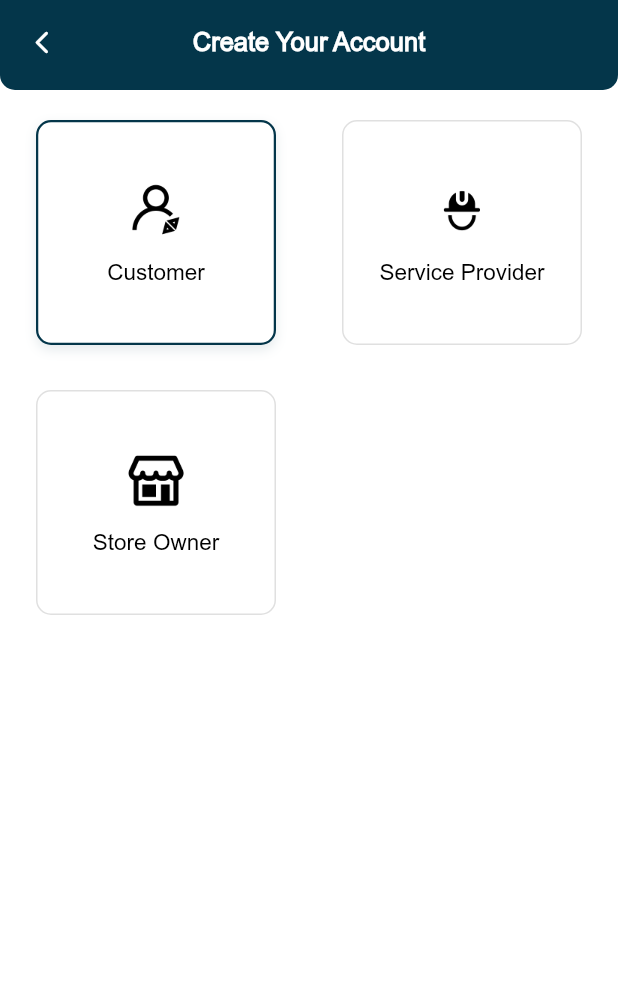
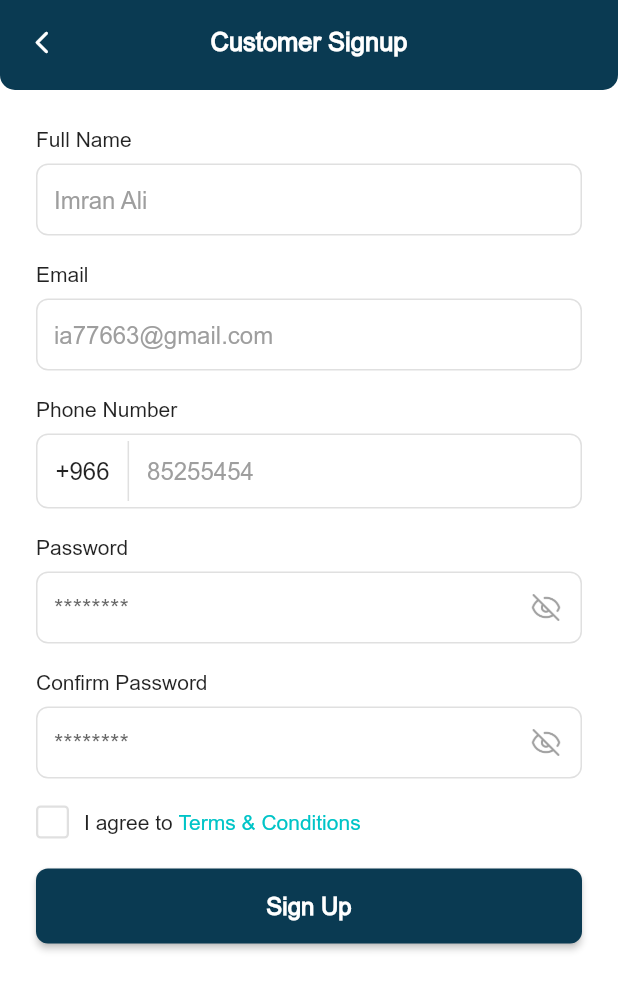
Before and after one commit to Ammara-Akbar/isma_ni, a Flutter app: the ChooseAccountScreen screen opened directly, after a tap on "Customer", on a phone screen of 412 x 824 dp. Shown: the top 990 px of the screen. Run offline on Flutter 3.47's test engine with Material 3 defaults, Android fonts, the phone set to English and light mode, and no system bars; our stand-ins replace flutter_screenutil, shared_preferences; accounts and stored records are empty.

Commit message:
customer signup screen

```diff
--- a/isma_ni/lib/screens/auth_screens/account_screen.dart
+++ b/isma_ni/lib/screens/auth_screens/account_screen.dart
@@ -1,4 +1,7 @@
 import 'package:flutter/material.dart';
+import 'package:isma_ni/screens/auth_screens/customer_signup_screen.dart';
+import 'package:isma_ni/screens/auth_screens/verify_number_screen.dart';
+import 'package:isma_ni/utils/colors.dart';
 
 class ChooseAccountScreen extends StatefulWidget {
   const ChooseAccountScreen({super.key});
@@ -10,18 +13,20 @@ class ChooseAccountScreen extends StatefulWidget {
 class _ChooseAccountScreenState extends State<ChooseAccountScreen> {
   String? selectedRole;
 
-  final Color primaryColor = const Color(0xFF04364A);
-
+  final Color primaryColor = AppColors.primaryColor;
   Widget _buildRoleCard({
     required String title,
     required String icon,
+    required VoidCallback onTap, // ✅ Added required onTap parameter
   }) {
     final bool isSelected = selectedRole == title;
+
     return GestureDetector(
       onTap: () {
         setState(() {
           selectedRole = title;
         });
+        onTap(); // ✅ Trigger custom onTap action
       },
       child: Container(
         width: 160,
@@ -68,7 +73,15 @@ class _ChooseAccountScreenState extends State<ChooseAccountScreen> {
 
   @override
   Widget build(BuildContext context) {
-    return Scaffold(
+    return WillPopScope(
+      onWillPop: () async {
+        Navigator.pushReplacement(
+          context,
+          MaterialPageRoute(builder: (_) => VerifyNumberScreen()),
+        );
+        return false;
+      },
+      child: Scaffold(
         backgroundColor: Colors.white,
         appBar: PreferredSize(
           preferredSize: const Size.fromHeight(60),
@@ -90,9 +103,18 @@ class _ChooseAccountScreenState extends State<ChooseAccountScreen> {
                 ),
               ),
               leading: IconButton(
-              icon: const Icon(Icons.arrow_back_ios_new_rounded,
-                  color: Colors.white,size: 18,),
-              onPressed: () => Navigator.pop(context),
+                icon: const Icon(
+                  Icons.arrow_back_ios_new_rounded,
+                  color: Colors.white,
+                  size: 18,
+                ),
+                onPressed: () {
+                  Navigator.pushReplacement(
+                    context,
+                    MaterialPageRoute(
+                        builder: (context) => const VerifyNumberScreen()),
+                  );
+                },
               ),
             ),
           ),
@@ -106,10 +128,18 @@ class _ChooseAccountScreenState extends State<ChooseAccountScreen> {
                 mainAxisAlignment: MainAxisAlignment.spaceBetween,
                 children: [
                   _buildRoleCard(
+                    onTap: () {
+                      Navigator.pushReplacement(
+                        context,
+                        MaterialPageRoute(
+                            builder: (_) => CustomerSignupScreen()),
+                      );
+                    },
                     title: "Customer",
                     icon: "assets/images/customer.png",
                   ),
                   _buildRoleCard(
+                    onTap: () {},
                     title: "Service Provider",
                     icon: "assets/images/serviceP.png",
                   ),
@@ -122,6 +152,7 @@ class _ChooseAccountScreenState extends State<ChooseAccountScreen> {
                 mainAxisAlignment: MainAxisAlignment.start,
                 children: [
                   _buildRoleCard(
+                    onTap: () {},
                     title: "Store Owner",
                     icon: "assets/images/store.png",
                   ),
@@ -130,6 +161,7 @@ class _ChooseAccountScreenState extends State<ChooseAccountScreen> {
             ],
           ),
         ),
+      ),
     );
   }
 }
--- /dev/null
+++ b/isma_ni/lib/screens/auth_screens/customer_signup_screen.dart
@@ -0,0 +1,363 @@
+import 'package:flutter/material.dart';
+import 'package:isma_ni/screens/auth_screens/account_screen.dart';
+import 'package:isma_ni/utils/colors.dart';
+
+class CustomerSignupScreen extends StatefulWidget {
+  const CustomerSignupScreen({super.key});
+
+  @override
+  State<CustomerSignupScreen> createState() => _CustomerSignupScreenState();
+}
+
+class _CustomerSignupScreenState extends State<CustomerSignupScreen> {
+  final _fullNameController = TextEditingController();
+  final _emailController = TextEditingController();
+  final _phoneController = TextEditingController();
+  final _passwordController = TextEditingController();
+  final _confirmPasswordController = TextEditingController();
+
+  bool _isPasswordVisible = false;
+  bool _isConfirmPasswordVisible = false;
+  bool _agreeTerms = false;
+
+  @override
+  Widget build(BuildContext context) {
+    return WillPopScope(
+      onWillPop: () async {
+        Navigator.pushReplacement(
+          context,
+          MaterialPageRoute(builder: (_) => ChooseAccountScreen()),
+        );
+        return false;
+      },
+      child: Scaffold(
+        backgroundColor: Colors.white,
+        appBar: PreferredSize(
+          preferredSize: const Size.fromHeight(60),
+          child: ClipRRect(
+            borderRadius: const BorderRadius.only(
+              bottomLeft: Radius.circular(10),
+              bottomRight: Radius.circular(10),
+            ),
+            child: AppBar(
+              backgroundColor: AppColors.primaryColor,
+              elevation: 0,
+              centerTitle: true,
+              title: const Text(
+                "Customer Signup",
+                style: TextStyle(
+                  color: Colors.white,
+                  fontSize: 17,
+                  fontWeight: FontWeight.w600,
+                ),
+              ),
+              leading: IconButton(
+                icon: const Icon(
+                  Icons.arrow_back_ios_new_rounded,
+                  color: Colors.white,
+                  size: 18,
+                ),
+                onPressed: () {
+                  Navigator.pushReplacement(
+                    context,
+                    MaterialPageRoute(
+                        builder: (context) => const ChooseAccountScreen()),
+                  );
+                },
+              ),
+            ),
+          ),
+        ),
+        body: Padding(
+          padding: const EdgeInsets.symmetric(horizontal: 24, vertical: 25),
+          child: SingleChildScrollView(
+            child: Column(
+              crossAxisAlignment: CrossAxisAlignment.start,
+              children: [
+                // 🔹 Full Name
+                const Text(
+                  "Full Name",
+                  style: TextStyle(fontSize: 14, fontWeight: FontWeight.w500),
+                ),
+                const SizedBox(height: 8),
+                TextField(
+                  controller: _fullNameController,
+                  decoration: InputDecoration(
+                    hintText: "Imran Ali",
+                    hintStyle: const TextStyle(color: Colors.grey),
+                    border: OutlineInputBorder(
+                      borderRadius: BorderRadius.circular(8),
+                      borderSide: BorderSide(color: AppColors.myGreyClr),
+                    ),
+                    enabledBorder: OutlineInputBorder(
+                      borderRadius: BorderRadius.circular(8),
+                      borderSide: BorderSide(color: AppColors.myGreyClr),
+                    ),
+                    focusedBorder: OutlineInputBorder(
+                      borderRadius: BorderRadius.circular(8),
+                      borderSide: BorderSide(color: AppColors.myGreyClr),
+                    ),
+                    contentPadding: const EdgeInsets.symmetric(
+                        horizontal: 12, vertical: 14),
+                  ),
+                ),
+
+                const SizedBox(height: 18),
+
+                // 🔹 Email
+                const Text(
+                  "Email",
+                  style: TextStyle(fontSize: 14, fontWeight: FontWeight.w500),
+                ),
+                const SizedBox(height: 8),
+                TextField(
+                  controller: _emailController,
+                  keyboardType: TextInputType.emailAddress,
+                  decoration: InputDecoration(
+                    hintText: "ia77663@gmail.com",
+                    hintStyle: const TextStyle(color: Colors.grey),
+                    border: OutlineInputBorder(
+                      borderRadius: BorderRadius.circular(8),
+                      borderSide: BorderSide(color: AppColors.myGreyClr),
+                    ),
+                    enabledBorder: OutlineInputBorder(
+                      borderRadius: BorderRadius.circular(8),
+                      borderSide: BorderSide(color: AppColors.myGreyClr),
+                    ),
+                    focusedBorder: OutlineInputBorder(
+                      borderRadius: BorderRadius.circular(8),
+                      borderSide: BorderSide(color: AppColors.myGreyClr),
+                    ),
+                    contentPadding: const EdgeInsets.symmetric(
+                        horizontal: 12, vertical: 14),
+                  ),
+                ),
+
+                const SizedBox(height: 18),
+
+                // 🔹 Phone Number
+                const Text(
+                  "Phone Number",
+                  style: TextStyle(fontSize: 14, fontWeight: FontWeight.w500),
+                ),
+                const SizedBox(height: 8),
+                Container(
+                  decoration: BoxDecoration(
+                    borderRadius: BorderRadius.circular(8),
+                    border: Border.all(color: AppColors.myGreyClr),
+                  ),
+                  child: Row(
+                    children: [
+                      Container(
+                        padding: const EdgeInsets.symmetric(horizontal: 12),
+                        child: const Text(
+                          "+966",
+                          style: TextStyle(
+                            fontSize: 16,
+                            color: Colors.black87,
+                          ),
+                        ),
+                      ),
+                      Container(
+                          width: 1, height: 40, color: AppColors.myGreyClr),
+                      Expanded(
+                        child: TextField(
+                          controller: _phoneController,
+                          keyboardType: TextInputType.phone,
+                          cursorColor: AppColors.primaryColor,
+                          decoration: const InputDecoration(
+                            hintText: "85255454",
+                            hintStyle: TextStyle(color: Colors.grey),
+                            border: InputBorder.none,
+                            contentPadding: EdgeInsets.symmetric(
+                                horizontal: 12, vertical: 14),
+                          ),
+                        ),
+                      ),
+                    ],
+                  ),
+                ),
+
+                const SizedBox(height: 18),
+
+                // 🔹 Password
+                const Text(
+                  "Password",
+                  style: TextStyle(fontSize: 14, fontWeight: FontWeight.w500),
+                ),
+                const SizedBox(height: 8),
+                TextField(
+                  controller: _passwordController,
+                  obscureText: !_isPasswordVisible,
+                  cursorColor: AppColors.primaryColor,
+                  decoration: InputDecoration(
+                    hintText: "********",
+                    suffixIcon: IconButton(
+                      icon: Image.asset(
+                        _isPasswordVisible
+                            ? 'assets/images/eye.png'
+                            : 'assets/images/eye.png',
+                        width: 22,
+                        height: 22,
+                        color: Colors.grey,
+                      ),
+                      onPressed: () {
+                        setState(() {
+                          _isPasswordVisible = !_isPasswordVisible;
+                        });
+                      },
+                    ),
+                    border: OutlineInputBorder(
+                      borderRadius: BorderRadius.circular(8),
+                      borderSide: BorderSide(color: AppColors.myGreyClr),
+                    ),
+                    enabledBorder: OutlineInputBorder(
+                      borderRadius: BorderRadius.circular(8),
+                      borderSide: BorderSide(color: AppColors.myGreyClr),
+                    ),
+                    focusedBorder: OutlineInputBorder(
+                      borderRadius: BorderRadius.circular(8),
+                      borderSide: BorderSide(color: AppColors.myGreyClr),
+                    ),
+                    contentPadding: const EdgeInsets.symmetric(
+                        horizontal: 12, vertical: 14),
+                  ),
+                ),
+
+                const SizedBox(height: 18),
+
+                // 🔹 Confirm Password
+                const Text(
+                  "Confirm Password",
+                  style: TextStyle(fontSize: 14, fontWeight: FontWeight.w500),
+                ),
+                const SizedBox(height: 8),
+                TextField(
+                  controller: _confirmPasswordController,
+                  obscureText: !_isConfirmPasswordVisible,
+                  cursorColor: AppColors.primaryColor,
+                  decoration: InputDecoration(
+                    hintText: "********",
+                    suffixIcon: IconButton(
+                      icon: Image.asset(
+                        _isConfirmPasswordVisible
+                            ? 'assets/images/eye.png'
+                            : 'assets/images/eye.png',
+                        width: 22,
+                        height: 22,
+                        color: Colors.grey,
+                      ),
+                      onPressed: () {
+                        setState(() {
+                          _isConfirmPasswordVisible =
+                              !_isConfirmPasswordVisible;
+                        });
+                      },
+                    ),
+                    border: OutlineInputBorder(
+                      borderRadius: BorderRadius.circular(8),
+                      borderSide: BorderSide(color: AppColors.myGreyClr),
+                    ),
+                    enabledBorder: OutlineInputBorder(
+                      borderRadius: BorderRadius.circular(8),
+                      borderSide: BorderSide(color: AppColors.myGreyClr),
+                    ),
+                    focusedBorder: OutlineInputBorder(
+                      borderRadius: BorderRadius.circular(8),
+                      borderSide: BorderSide(color: AppColors.myGreyClr),
+                    ),
+                    contentPadding: const EdgeInsets.symmetric(
+                        horizontal: 12, vertical: 14),
+                  ),
+                ),
+
+                const SizedBox(height: 18),
+
+                // 🔹 Terms and Conditions
+                Row(
+                  children: [
+                    GestureDetector(
+                      onTap: () {
+                        setState(() {
+                          _agreeTerms = !_agreeTerms;
+                        });
+                      },
+                      child: Container(
+                        width: 22,
+                        height: 22,
+                        decoration: BoxDecoration(
+                          borderRadius: BorderRadius.circular(3),
+                          border: Border.all(
+                            color: _agreeTerms
+                                ? AppColors.primaryColor
+                                : Colors.grey.shade300,
+                            width: 1.5,
+                          ),
+                          color: _agreeTerms
+                              ? AppColors.primaryColor
+                              : Colors.white,
+                        ),
+                        child: _agreeTerms
+                            ? const Icon(
+                                Icons.check,
+                                color: Colors.white,
+                                size: 16,
+                              )
+                            : null,
+                      ),
+                    ),
+                    const SizedBox(width: 10),
+                    const Text(
+                      "I agree to ",
+                      style: TextStyle(fontSize: 14, color: Colors.black87),
+                    ),
+                    GestureDetector(
+                      onTap: () {
+                        // TODO: Navigate to terms page
+                      },
+                      child: const Text(
+                        "Terms & Conditions",
+                        style: TextStyle(
+                          color: AppColors.cyanClr,
+                          fontSize: 14,
+                          fontWeight: FontWeight.w500,
+                        ),
+                      ),
+                    ),
+                  ],
+                ),
+
+                const SizedBox(height: 20),
+
+                // 🔹 Sign Up Button
+                SizedBox(
+                  width: double.infinity,
+                  height: 50,
+                  child: ElevatedButton(
+                    style: ElevatedButton.styleFrom(
+                      backgroundColor: AppColors.primaryColor,
+                      shape: RoundedRectangleBorder(
+                        borderRadius: BorderRadius.circular(8),
+                      ),
+                    ),
+                    onPressed: () {
+                      // TODO: Add Signup logic
+                    },
+                    child: const Text(
+                      "Sign Up",
+                      style: TextStyle(
+                        fontSize: 16,
+                        fontWeight: FontWeight.w600,
+                        color: Colors.white,
+                      ),
+                    ),
+                  ),
+                ),
+              ],
+            ),
+          ),
+        ),
+      ),
+    );
+  }
+}
--- a/isma_ni/lib/screens/auth_screens/login_screen.dart
+++ b/isma_ni/lib/screens/auth_screens/login_screen.dart
@@ -70,7 +70,7 @@ class _LoginScreenState extends State<LoginScreen> {
                   translate("phone_number"),
                   style: const TextStyle(
                     fontSize: 14,
-                    fontWeight: FontWeight.w600,
+                    fontWeight: FontWeight.w500,
                   ),
                 ),
                 const SizedBox(height: 8),
@@ -119,7 +119,7 @@ class _LoginScreenState extends State<LoginScreen> {
                   translate("password"),
                   style: const TextStyle(
                     fontSize: 14,
-                    fontWeight: FontWeight.w600,
+                    fontWeight: FontWeight.w500,
                   ),
                 ),
                 const SizedBox(height: 8),
@@ -191,10 +191,10 @@ class _LoginScreenState extends State<LoginScreen> {
                       ),
                     ),
                     onPressed: () {
-                       Navigator.pushReplacement(
-        context,
-        MaterialPageRoute(builder: (_) => VerifyNumberScreen()),
-      );
+                      Navigator.pushReplacement(
+                        context,
+                        MaterialPageRoute(builder: (_) => VerifyNumberScreen()),
+                      );
                     },
                     child: Text(
                       translate("login"),
--- a/isma_ni/lib/screens/auth_screens/verify_number_screen.dart
+++ b/isma_ni/lib/screens/auth_screens/verify_number_screen.dart
@@ -1,6 +1,7 @@
 import 'package:flutter/material.dart';
 import 'package:flutter/services.dart';
 import 'package:isma_ni/screens/auth_screens/account_screen.dart';
+import 'package:isma_ni/screens/auth_screens/login_screen.dart';
 import 'package:isma_ni/utils/colors.dart';
 
 class VerifyNumberScreen extends StatefulWidget {
@@ -38,7 +39,15 @@ class _VerifyNumberScreenState extends State<VerifyNumberScreen> {
 
   @override
   Widget build(BuildContext context) {
-    return Scaffold(
+    return WillPopScope(
+      onWillPop: () async {
+        Navigator.pushReplacement(
+          context,
+          MaterialPageRoute(builder: (_) => LoginScreen()),
+        );
+        return false;
+      },
+      child: Scaffold(
         backgroundColor: Colors.white,
         appBar: PreferredSize(
           preferredSize: const Size.fromHeight(60),
@@ -65,7 +74,13 @@ class _VerifyNumberScreenState extends State<VerifyNumberScreen> {
                   color: Colors.white,
                   size: 18,
                 ),
-              onPressed: () => Navigator.pop(context),
+                onPressed: () {
+                  Navigator.pushReplacement(
+                    context,
+                    MaterialPageRoute(
+                        builder: (context) => const LoginScreen()),
+                  );
+                },
               ),
             ),
           ),
@@ -139,7 +154,7 @@ class _VerifyNumberScreenState extends State<VerifyNumberScreen> {
                       borderRadius: BorderRadius.circular(8),
                     ),
                   ),
-                onPressed: (){
+                  onPressed: () {
                     Navigator.pushReplacement(
                       context,
                       MaterialPageRoute(builder: (_) => ChooseAccountScreen()),
@@ -164,10 +179,10 @@ class _VerifyNumberScreenState extends State<VerifyNumberScreen> {
                 onPressed: () {
                   // TODO: Add resend logic
                 },
-              child:  Text(
+                child: Text(
                   "Resend Code?",
                   style: TextStyle(
-                  color: Color(0xff00C4C7),
+                    color: AppColors.cyanClr,
                     fontSize: 15,
                     fontWeight: FontWeight.w500,
                   ),
@@ -176,6 +191,7 @@ class _VerifyNumberScreenState extends State<VerifyNumberScreen> {
             ],
           ),
         ),
+      ),
     );
   }
 }
--- a/isma_ni/lib/utils/colors.dart
+++ b/isma_ni/lib/utils/colors.dart
@@ -3,7 +3,7 @@ import 'package:flutter/material.dart';
 class AppColors {
   // Teals
   static const Color primaryColor = Color(0xFF0A3A52);
-  // static const Color primaryColor2 = Color(0xFF7ED2B2);
+   static const Color cyanClr = Color(0xff00C4C7);
   // static const Color primaryGreenColor = Color(0xFF5F9E86);
 
   // static const Color borderColor = Color(0xFFF3F3F3);
```
Lines whose indentation alone changed are shown as unchanged.
